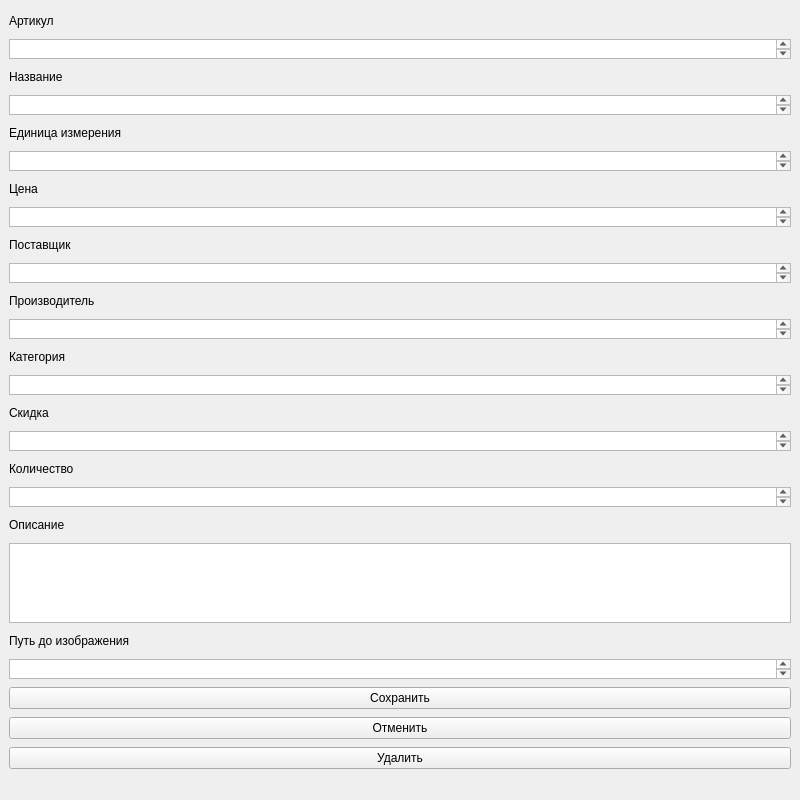
Qt form UI/edit.ui (MagentaNyashka/DemoExamen) before a commit.
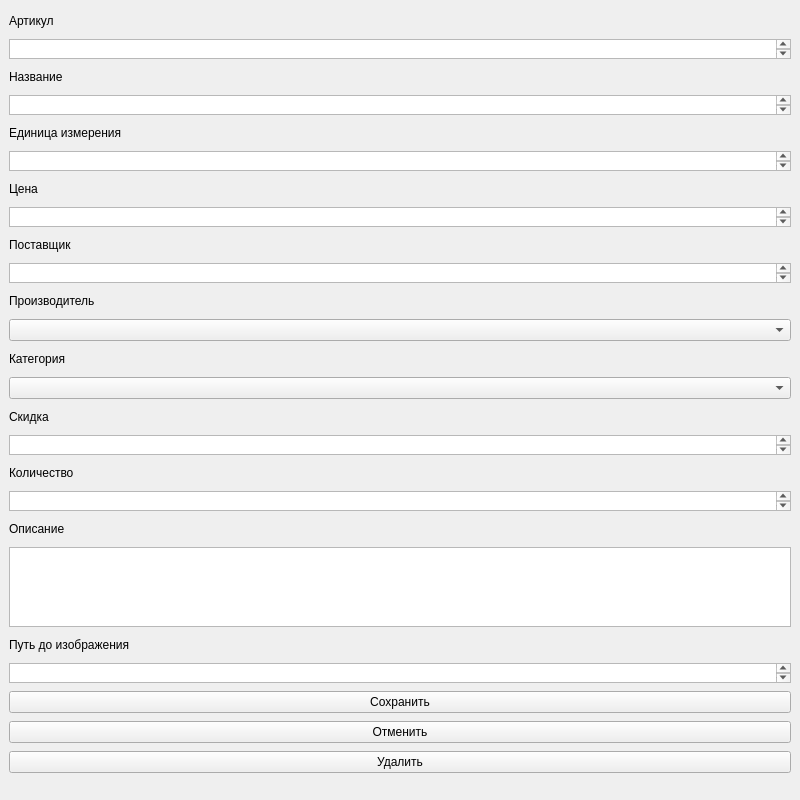
The same form after that commit.

```diff
--- a/UI/edit.ui
+++ b/UI/edit.ui
@@ -144,14 +144,7 @@
      </widget>
     </item>
     <item>
-     <widget class="QTextEdit" name="producer_edit">
-      <property name="maximumSize">
-       <size>
-        <width>16777215</width>
-        <height>20</height>
-       </size>
-      </property>
-     </widget>
+     <widget class="QComboBox" name="producer_edit"/>
     </item>
     <item>
      <widget class="QLabel" name="category">
@@ -167,14 +160,7 @@
      </widget>
     </item>
     <item>
-     <widget class="QTextEdit" name="category_edit">
-      <property name="maximumSize">
-       <size>
-        <width>16777215</width>
-        <height>20</height>
-       </size>
-      </property>
-     </widget>
+     <widget class="QComboBox" name="category_edit"/>
     </item>
     <item>
      <widget class="QLabel" name="discount">
```
